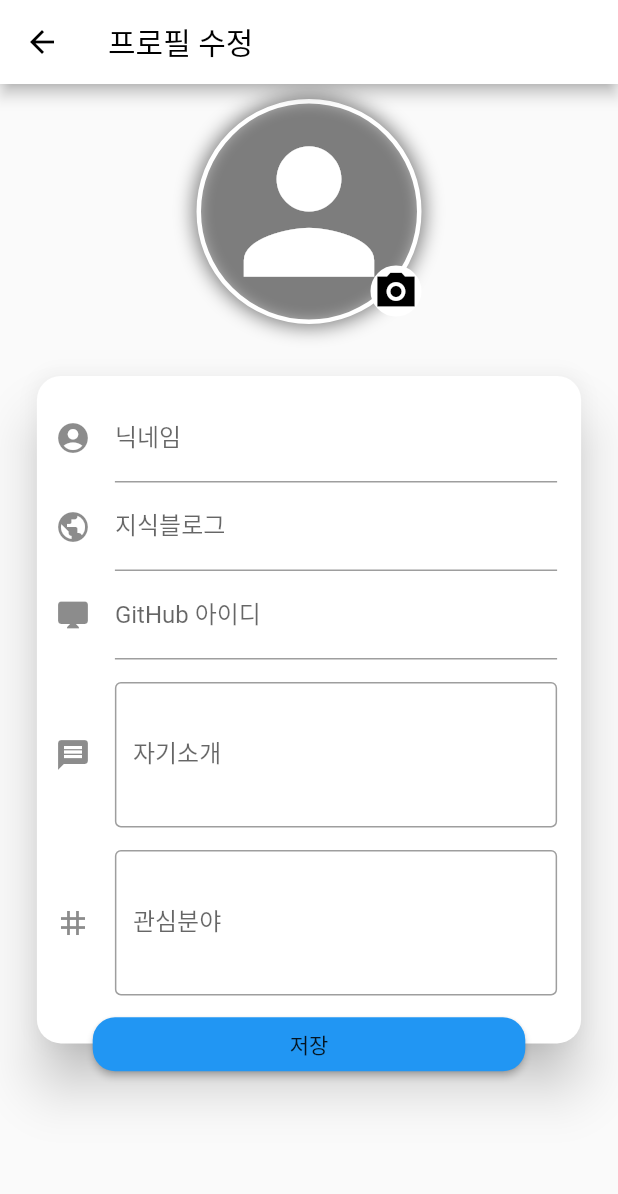
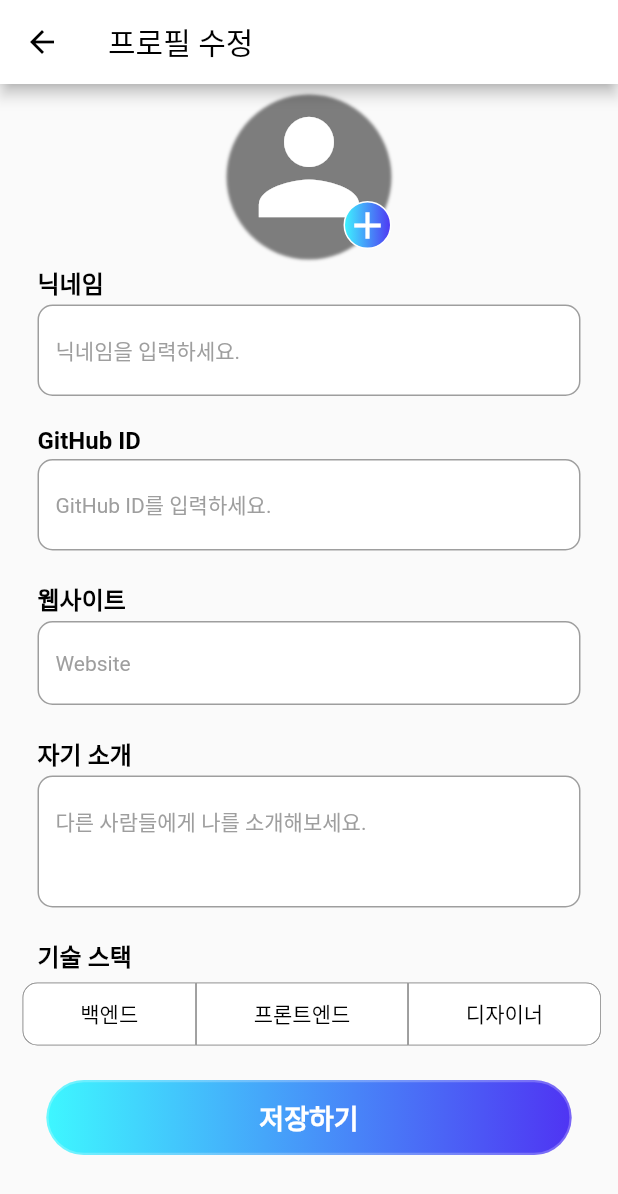
Before and after one commit to wafflestudio/guam_front, a Flutter app: the MakeProfilePage screen opened directly, on a phone screen of 412 x 824 dp. Shown: the top 1194 px of the screen. Run offline on Flutter 3.47's test engine with Material 2 defaults, Android fonts, the phone set to English and light mode, and no system bars; our stand-ins replace firebase_auth, firebase_core, flutter_form_builder, flutter_slidable, flutter_svg, hexcolor and 2 more; missing offline and left inert: kakao_flutter_sdk; accounts and stored records are empty; network calls fail; statements that could not run were skipped.

Commit message:
finish elementary design

```diff
--- a/lib/screens/my_page/make_profile_page.dart
+++ b/lib/screens/my_page/make_profile_page.dart
@@ -2,6 +2,9 @@ import 'dart:io';
 import 'package:flutter/material.dart';
 import 'package:guam_front/commons/app_bar.dart';
 import 'package:guam_front/models/profile.dart';
+import 'package:guam_front/screens/my_page/profile_filter_chip.dart';
+import 'package:guam_front/screens/projects/creation/create_filter_value_chip.dart';
+import 'package:hexcolor/hexcolor.dart';
 import 'package:image_picker/image_picker.dart';
 import '../../providers/user_auth/authenticate.dart';
 import 'package:provider/provider.dart';
@@ -17,7 +20,36 @@ class _MakeProfilePageState extends State<MakeProfilePage> {
   final TextEditingController _blogController = TextEditingController();
   final TextEditingController _githubIdController = TextEditingController();
   final TextEditingController _introductionController = TextEditingController();
-  final TextEditingController _hashtagController = TextEditingController();
+  final Map filterOptions = {
+    '백엔드': [
+      '상관 없음',
+      'SpringBoot',
+      'JPA',
+      'Django',
+      'express',
+      'Ruby on Rails',
+      'node.js',
+      'Laravel',
+    ],
+    '프론트엔드': [
+      '상관 없음',
+      'React JS',
+      'React TS',
+      'Swift',
+      'Android',
+      'React Native',
+      'Flutter',
+      'Angular',
+    ],
+    '디자이너': ['상관 없음', 'Adobe XD', 'Figma', 'Sketch']
+  };
+  Map techStacks = {
+    '백엔드': {'stack': '', 'headcount': 0},
+    '프론트엔드': {'stack': '', 'headcount': 0},
+    '디자이너': {'stack': '', 'headcount': 0},
+  };
+  String selectedKey;
+  List<String> filterValues;
 
   PickedFile _imageFile;
   Profile me;
@@ -26,11 +58,21 @@ class _MakeProfilePageState extends State<MakeProfilePage> {
   void initState() {
     me = context.read<Authenticate>().me;
     _nicknameController.text = me.nickname;
+    _githubIdController.text = me.githubUrl;
     _blogController.text = me.blogUrl;
-    _githubIdController.text = me.githubUrl;
     _introductionController.text = me.introduction;
-    //_hashtagController.text = me.skills;
     super.initState();
+  }
+
+  void selectKey(String key, List<String> value) {
+    setState(() {
+      selectedKey = selectedKey == key ? null : key;
+      filterValues = value;
+    });
+  }
+
+  void selectValue(String value) {
+    setState(() => techStacks[selectedKey]["stack"] = value);
   }
 
   @override
@@ -50,54 +92,43 @@ class _MakeProfilePageState extends State<MakeProfilePage> {
             children: [
               SizedBox(height: 20),
               Container(color: Colors.grey),
-            Column(
-              mainAxisAlignment: MainAxisAlignment.start,
-              children: [
+              Column(mainAxisAlignment: MainAxisAlignment.start, children: [
                 imageProfile(context, size),
-                Stack(
-                  children: [
-                    _inputForm(size),
+                _profileInto(size),
                 _authButton(size, setProfile)
+              ]),
             ],
           ),
-              ]
-            ),
-          ],
-        ),
-      )
-    );
+        ));
   }
 
   Widget imageProfile(BuildContext context, Size size) {
     return Center(
         child: Stack(children: <Widget>[
       Container(
-          width: 150,
-          height: 170,
+        width: 110,
+        height: 110,
         child: _imageFile == null
-              ? Icon(Icons.person, color: Colors.white, size: 130)
-              : Image(image: FileImage(File(_imageFile.path)), fit: BoxFit.fill,),
-          decoration: BoxDecoration(
-            border: Border.all(width: 3, color: Colors.white),
-            boxShadow: [
+            ? Icon(Icons.person, color: Colors.white, size: 100)
+            : Image(
+                image: FileImage(File(_imageFile.path)),
+                fit: BoxFit.fill,
+              ),
+        decoration: BoxDecoration(boxShadow: [
           BoxShadow(
-                spreadRadius: 2,
-                blurRadius: 10,
-                color: Colors.black.withOpacity(0.5)
-              )
-            ],
-            shape: BoxShape.circle
-          ),
+              blurRadius: 1,
+              color: Colors.black.withOpacity(0.5),
+              offset: Offset(0, 7))
+        ], shape: BoxShape.circle),
       ),
       Positioned(
-          bottom: 15,
+          bottom: 0,
           right: 0,
           child: InkWell(
               onTap: () {
                 showModalBottomSheet(
                     context: context,
-                builder: ((builder) => bottomSheet(size))
-              );
+                    builder: ((builder) => bottomSheet(size)));
               },
               child: Container(
                 decoration: BoxDecoration(
@@ -105,19 +136,25 @@ class _MakeProfilePageState extends State<MakeProfilePage> {
                   shape: BoxShape.circle,
                   border: Border.all(
                     color: Colors.white,
-                  width: 2,
-                )
+                    width: 1,
+                  ),
+                  gradient: LinearGradient(
+                      colors: [
+                        HexColor("4F34F3"),
+                        HexColor("3EF7FF"),
+                      ],
+                      begin: FractionalOffset(1.0, 0.0),
+                      end: FractionalOffset(0.0, 0.0),
+                      stops: [0, 1],
+                      tileMode: TileMode.clamp),
                 ),
                 child: Icon(
-              Icons.camera_alt_sharp,
-              color: Colors.black,
+                  Icons.add,
+                  color: Colors.white,
                   size: 30,
                 ),
-            )
-          )
-        )
-      ])
-    );
+              )))
+    ]));
   }
 
   Widget bottomSheet(Size size) {
@@ -139,9 +176,7 @@ class _MakeProfilePageState extends State<MakeProfilePage> {
           SizedBox(
             height: 25,
           ),
-          Row(
-            mainAxisAlignment: MainAxisAlignment.center,
-            children: <Widget>[
+          Row(mainAxisAlignment: MainAxisAlignment.center, children: <Widget>[
             TextButton.icon(
               icon: Icon(Icons.camera),
               onPressed: () {
@@ -167,102 +202,156 @@ class _MakeProfilePageState extends State<MakeProfilePage> {
     setState(() => _imageFile = pickedFile);
   }
 
-  Widget _inputForm(Size size){
-    return Padding(
-      padding: EdgeInsets.all(size.width*0.05),
-      child: Card(
-        shape: RoundedRectangleBorder(
-            borderRadius: BorderRadius.circular(16)
-        ),
-        elevation: 15,
-        child: Padding(
-          padding: const EdgeInsets.only(
-              left: 12, right: 16, top: 12, bottom: 32),
+  Widget _profileInto(Size size) {
+    return Container(
+      padding: EdgeInsets.fromLTRB(15, 10, 15, 10),
       child: Form(
         child: Column(
           crossAxisAlignment: CrossAxisAlignment.start,
           children: <Widget>[
-                TextFormField(
-                  controller: _nicknameController,
+            _inputForm(_nicknameController, '닉네임', '닉네임을 입력하세요.', 1),
+            _inputForm(
+                _githubIdController, 'GitHub ID', 'GitHub ID를 입력하세요.', 1),
+            _inputForm(_blogController, '웹사이트', 'Website', 1),
+            _inputForm(
+                _introductionController, '자기 소개', '다른 사람들에게 나를 소개해보세요.', 3),
+            _techStacksFilter()
+          ],
+        ),
+      ),
+    );
+  }
+
+  Widget _inputForm(TextEditingController textController, String label,
+      String hint, int maxLines) {
+    return Column(crossAxisAlignment: CrossAxisAlignment.start, children: [
+      Container(
+          padding: EdgeInsets.only(left: 10, bottom: 3),
+          child: Text(label,
+              style: TextStyle(
+                fontSize: 16,
+                fontWeight: FontWeight.bold,
+                color: Colors.black,
+              ))),
+      Container(
+        padding: EdgeInsets.only(left: 10, right: 10, bottom: 20),
+        child: TextFormField(
+          maxLines: maxLines,
+          controller: textController,
+          style: TextStyle(fontSize: 14, color: Colors.black),
           decoration: InputDecoration(
-                    icon: Icon(Icons.account_circle),
-                    labelText: "닉네임",
+              filled: true,
+              fillColor: Colors.white,
+              focusedBorder: OutlineInputBorder(
+                borderRadius: BorderRadius.circular(10.0),
+                borderSide: BorderSide(
+                  color: Colors.grey,
                 ),
-                  validator: (String value){
-                    if(value.isEmpty){
-                      return "Please write your nickname.";
+              ),
+              enabledBorder: OutlineInputBorder(
+                borderRadius: BorderRadius.circular(10.0),
+                borderSide: BorderSide(
+                  color: Colors.grey,
+                ),
+              ),
+              hintText: hint,
+              hintStyle: TextStyle(fontSize: 14, color: Colors.grey)),
+          validator: (String value) {
+            if (value.isEmpty) {
+              return "입력하지 않았습니다.";
             }
-                    if(value.length>2){
-                      return "A nickname should be at least 2 letters.";
+            if (value.length > 2) {
+              return "최소한 두 글자 이상이어야 합니다.";
             }
             return null;
           },
         ),
-                TextFormField(
-                  controller: _blogController,
-                  decoration: InputDecoration(
-                    icon: Icon(Icons.public),
-                    labelText: "지식블로그",
+      )
+    ]);
+  }
+
+  Widget _techStacksFilter() {
+    return Column(
+      crossAxisAlignment: CrossAxisAlignment.start,
+      children: [
+        Container(
+            padding: EdgeInsets.only(left: 10, bottom: 3),
+            child: Text("기술 스택",
+                style: TextStyle(
+                  fontSize: 16,
+                  fontWeight: FontWeight.bold,
+                  color: Colors.black,
+                ))),
+        Row(mainAxisAlignment: MainAxisAlignment.center, children: [
+          ...filterOptions.entries.map((e) => ProfileFilterChip(
+              content: e.key,
+              display: e.key,
+              selected: selectedKey == e.key,
+              selectKey: selectKey,
+              filterValues: e.value))
+        ]),
+        if (selectedKey != null)
+          Column(
+            crossAxisAlignment: CrossAxisAlignment.start,
+            children: [
+              Container(
+                padding: EdgeInsets.only(left: 10),
+                child: Wrap(
+                  children: [
+                    ...filterValues.map((e) => CreateFilterValueChip(
+                          content: e,
+                          selected: techStacks[selectedKey]["stack"] == e,
+                          selectValue: selectValue,
+                        ))
+                  ],
                 ),
-                ),
-                TextFormField(
-                  controller: _githubIdController,
-                  decoration: InputDecoration(
-                    icon: Icon(Icons.desktop_mac),
-                    labelText: "GitHub 아이디",
-                  ),
-                ),
-                Container(height: 15,),
-                TextField(
-                  maxLines: 3,
-                  controller: _introductionController,
-                  decoration: InputDecoration(
-                    icon: Icon(Icons.message),
-                    border: OutlineInputBorder(),
-                    hintText: '나를 소개해주세요.',
-                    labelText: '자기소개',
-                  ),
-                ),
-                Container(height: 15,),
-                TextField(
-                  maxLines: 3,
-                  controller: _hashtagController,
-                  decoration: InputDecoration(
-                    icon: Icon(Icons.tag),
-                    border: OutlineInputBorder(),
-                    hintText: '#Flutter #SpringBoot #k8s',
-                    labelText: '관심분야',
-                  ),
+              )
+            ],
           ),
       ],
+    );
+  }
+
+  Widget _authButton(Size size, Function setProfile) {
+    return Container(
+      padding: EdgeInsets.fromLTRB(5, 10, 5, 20),
+      child: InkWell(
+        onTap: () {
+          final keyMap = {
+            "nickname": _nicknameController.text,
+            "blogUrl": _blogController.text,
+            "githubUrl": _githubIdController.text,
+            "introduction": _introductionController.text,
+          };
+          setProfile(keyMap);
+        },
+        child: Container(
+          alignment: Alignment.center,
+          width: MediaQuery.of(context).size.width * 0.85,
+          height: 50,
+          decoration: BoxDecoration(
+            border: Border.all(
+              width: 1.5,
+              color: Colors.white24,
             ),
+            gradient: LinearGradient(
+                colors: [
+                  HexColor("4F34F3"),
+                  HexColor("3EF7FF"),
+                ],
+                begin: FractionalOffset(1.0, 0.0),
+                end: FractionalOffset(0.0, 0.0),
+                stops: [0, 1],
+                tileMode: TileMode.clamp),
+            borderRadius: BorderRadius.circular(30),
+          ),
+          child: Text(
+            '저장하기',
+            style: TextStyle(
+                fontSize: 18, color: Colors.white, fontWeight: FontWeight.bold),
           ),
         ),
       ),
     );
   }
-
-  Widget _authButton(Size size, Function setProfile){
-    return Positioned(
-      left: size.width*0.15,
-      right: size.width*0.15,
-      bottom: 0,
-      child: RaisedButton(
-        child: Text("저장"),
-        color: Colors.blue,
-        shape: RoundedRectangleBorder(
-            borderRadius: BorderRadius.circular(15)),
-        onPressed: () {
-          final keyMap = {
-            "nickname": _nicknameController.text,
-            // "imageUrl": _imageFile,
-            "blogUrl": _blogController.text,
-            "githubUrl": _githubIdController.text,
-            "introduction": _introductionController.text,
-          };
-
-          setProfile(keyMap);
-        }),
-    );
 }
-}
--- /dev/null
+++ b/lib/screens/my_page/profile_filter_chip.dart
@@ -0,0 +1,48 @@
+import 'package:flutter/material.dart';
+import 'package:hexcolor/hexcolor.dart';
+
+class ProfileFilterChip extends StatelessWidget {
+  final String content;
+  final String display;
+  final Function selectKey;
+  final bool selected;
+  final List<String> filterValues;
+
+  ProfileFilterChip(
+      {this.content,
+      this.display,
+      this.selectKey,
+      this.selected,
+      this.filterValues});
+
+  @override
+  Widget build(BuildContext context) {
+    return Container(
+        child: ChoiceChip(
+      shape: RoundedRectangleBorder(
+        // borderRadius: BorderRadius.all(Radius.circular(10))
+        borderRadius: (display == '백엔드')
+            ? BorderRadius.only(
+                topLeft: Radius.circular(10), bottomLeft: Radius.circular(10))
+            : ((display == '디자이너')
+                ? BorderRadius.only(
+                    topRight: Radius.circular(10),
+                    bottomRight: Radius.circular(10))
+                : BorderRadius.zero),
+      ),
+      label: Text(
+        display,
+        style: (selected)
+            ? TextStyle(
+                fontSize: 14, fontWeight: FontWeight.bold, color: Colors.white)
+            : TextStyle(fontSize: 14, color: Colors.black),
+      ),
+      selected: selected,
+      backgroundColor: Colors.white,
+      side: BorderSide(color: HexColor("#979797"), width: 0.5),
+      padding: EdgeInsets.symmetric(horizontal: 30, vertical: 10),
+      selectedColor: HexColor("#85DC40"),
+      onSelected: (val) => selectKey(content, filterValues),
+    ));
+  }
+}
```
Lines whose indentation alone changed are shown as unchanged.
